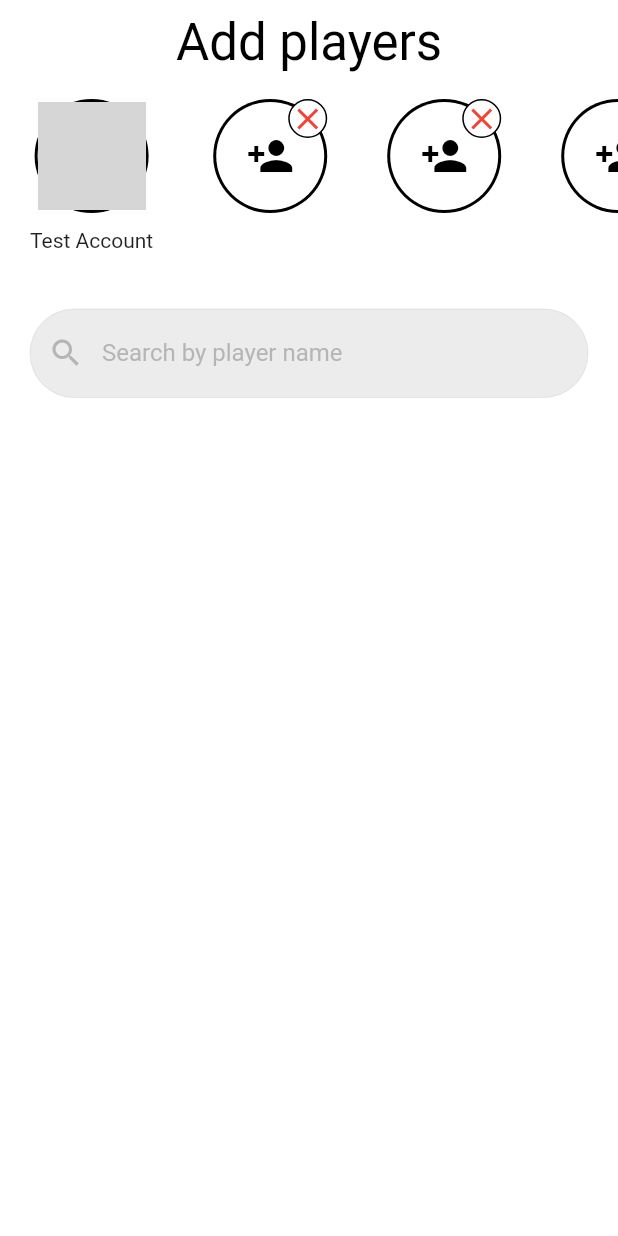
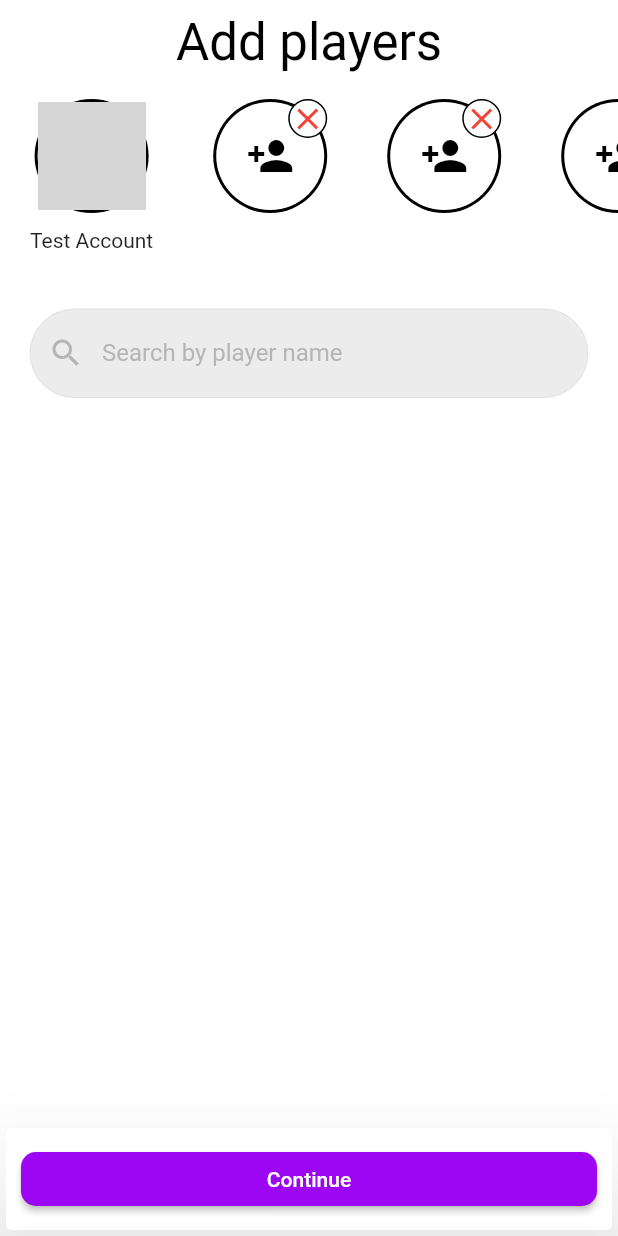
Before and after one commit to 3ly-Hassan/Q8_Task, a Flutter app: the screen it shows after launch, on a phone screen of 412 x 824 dp. Run offline on Flutter 3.47's test engine with Material 2 defaults, Android fonts, the phone set to English and light mode, and no system bars; our stand-ins replace dio, flutter_bloc; network calls fail; grey boxes are pictures that could not be loaded.

Commit message:
clear circle

```diff
--- a/lib/views/home/home_screen.dart
+++ b/lib/views/home/home_screen.dart
@@ -24,8 +24,7 @@ class HomePage extends StatelessWidget {
           style: Theme.of(context).textTheme.headline4,
         ),
       ),
-      body: SingleChildScrollView(
-        child: BlocBuilder<UserCubit, UserState>(
+      body: BlocBuilder<UserCubit, UserState>(
         builder: (context, state) {
           return Column(
             children: [
@@ -42,8 +41,8 @@ class HomePage extends StatelessWidget {
                           ? PlayerItem(
                               myAccount: index == 0,
                               onTap: () {
-                                  userCubit.addPlayer(UserCubit.get(context)
-                                      .palyersList[index]);
+                                userCubit.addPlayer(
+                                    UserCubit.get(context).palyersList[index]);
                               },
                               image: NetworkImage(
                                   userCubit.palyersList[index].image ??
@@ -66,8 +65,7 @@ class HomePage extends StatelessWidget {
                   onEditingComplete: () {
                     if (userCubit.searchController.text.isNotEmpty) {
                       FocusManager.instance.primaryFocus?.unfocus();
-                        userCubit
-                            .search(userCubit.searchController.text.trim());
+                      userCubit.search(userCubit.searchController.text.trim());
                     }
                   },
                   onChanged: (val) {
@@ -88,34 +86,63 @@ class HomePage extends StatelessWidget {
                   ),
                 ),
               ),
-                Padding(
-                  padding: const EdgeInsets.symmetric(horizontal: 20),
-                  child: Column(
-                    children: [
-                      const SizedBox(height: 25),
-                      ...userCubit.searchList
-                          .map((e) => UserItem(
-                                color: userCubit.palyersList.contains(e)
+              Expanded(
+                child: Padding(
+                  padding: const EdgeInsets.only(left: 20, right: 20, top: 10),
+                  child: userCubit.searchList.isNotEmpty
+                      ? ListView.builder(
+                          itemCount: userCubit.searchList.length,
+                          physics: const BouncingScrollPhysics(),
+                          itemBuilder: (context, index) {
+                            var user = userCubit.searchList[index];
+                            return UserItem(
+                              image: NetworkImage(user.image ?? unKnownImage),
+                              name: '${user.firstName} ${user.lastName}',
+                              onTap: () {
+                                userCubit.addPlayer(user);
+                              },
+                              buttonText: userCubit.palyersList.contains(user)
+                                  ? 'Remove'
+                                  : 'Add',
+                              color: userCubit.palyersList.contains(user)
                                   ? Colors.red
                                   : Theme.of(context).primaryColor,
-                                image: NetworkImage(e.image ?? unKnownImage),
-                                name: '${e.firstName} ${e.lastName}',
-                                onTap: () {
-                                  userCubit.addPlayer(e);
+                            );
                           },
-                                buttonText: userCubit.palyersList.contains(e)
-                                    ? 'Remove'
-                                    : 'Add',
-                              ))
-                          .toList()
-                    ],
+                        )
+                      : const SizedBox(),
                 ),
               ),
+              SizedBox(
+                width: double.maxFinite,
+                child: Card(
+                  color: Colors.white,
+                  elevation: 40,
+                  child: Padding(
+                    padding: const EdgeInsets.symmetric(
+                        horizontal: 10, vertical: 10),
+                    child: ElevatedButton(
+                      onPressed: () {},
+                      style: ButtonStyle(
+                          backgroundColor: MaterialStateProperty.all<Color>(
+                              Theme.of(context).primaryColor),
+                          shape:
+                              MaterialStateProperty.all<RoundedRectangleBorder>(
+                                  RoundedRectangleBorder(
+                            borderRadius: BorderRadius.circular(10.0),
+                          ))),
+                      child: const Text(
+                        'Continue',
+                        style: TextStyle(color: Colors.white),
+                      ),
+                    ),
+                  ),
+                ),
+              )
             ],
           );
         },
       ),
-      ),
     );
   }
 }
```
Lines whose indentation alone changed are shown as unchanged.
